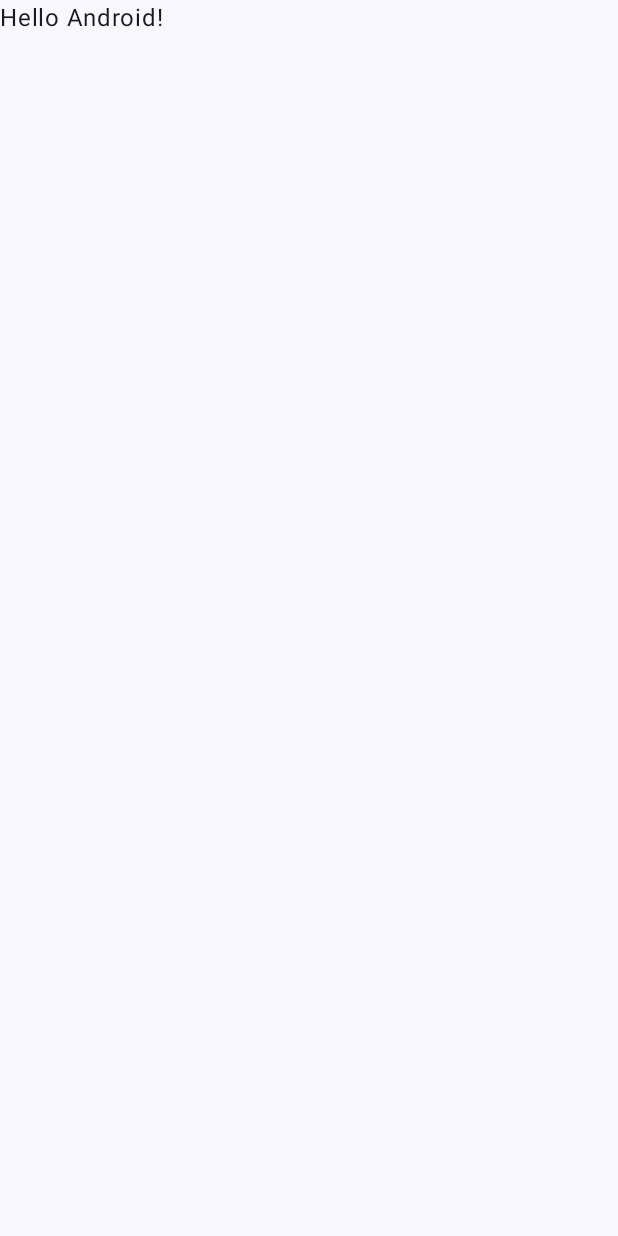
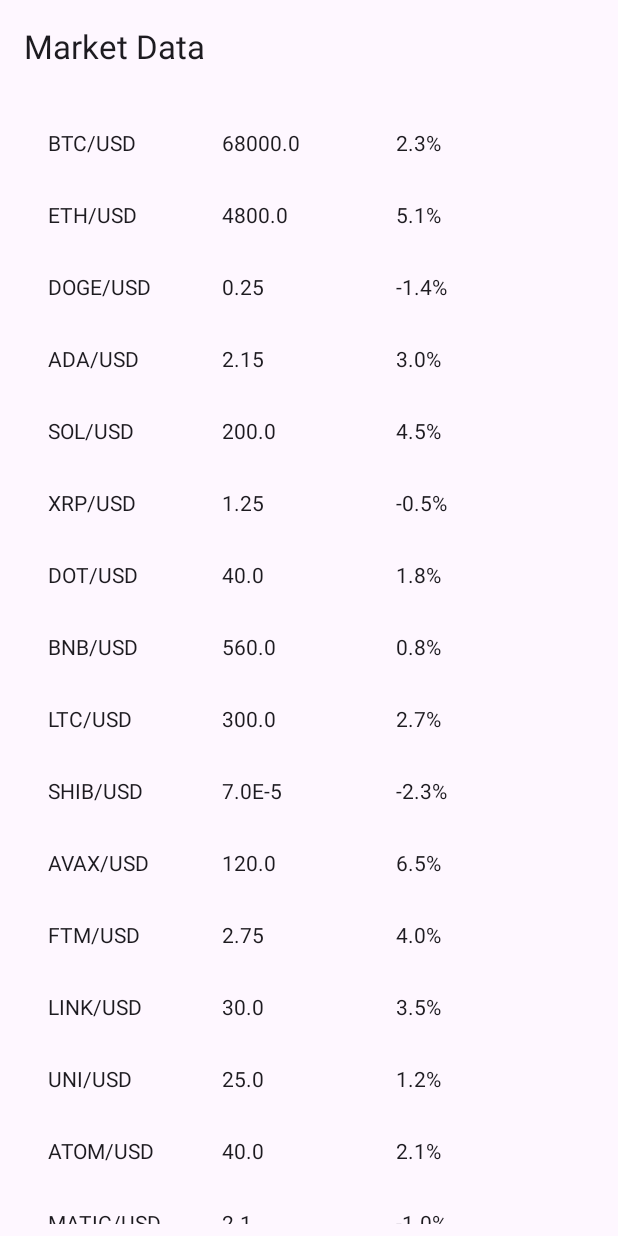
Before and after one commit to t3jason/market-data, an Android app built with Jetpack Compose: the screen it shows after launch (MainActivity), on a phone screen of 412 x 824 dp. Before the commit the screen is almost empty. Run offline under Robolectric (Android 15) with nearby library versions, the phone set to English and light mode, and no system bars; our stand-ins replace paging.

Commit message:
Market Data App - Added koin for DI - Added MockedData.kt - Added MarketApiService.kt to get initial data - Added MarketWebSocket.kt with a function to simulate market changes - Added MarketScreen.kt to display a list of market data - Added LazyColumn for efficient data rendering with paging - Added MarketPagingSource.kt to manage data pagination - Added MarketViewModel.kt to manage UI state -Added PagingData cache using viewModelScope for efficiency.

```diff
--- a/app/src/main/AndroidManifest.xml
+++ b/app/src/main/AndroidManifest.xml
@@ -3,6 +3,7 @@
     xmlns:tools="http://schemas.android.com/tools">
 
     <application
+        android:name=".MarketApp"
         android:allowBackup="true"
         android:dataExtractionRules="@xml/data_extraction_rules"
         android:fullBackupContent="@xml/backup_rules"
@@ -15,7 +16,6 @@
         <activity
             android:name=".MainActivity"
             android:exported="true"
-            android:label="@string/app_name"
             android:theme="@style/Theme.MarketData">
             <intent-filter>
                 <action android:name="android.intent.action.MAIN" />
--- a/app/src/main/java/com/doo/marketdata/MainActivity.kt
+++ b/app/src/main/java/com/doo/marketdata/MainActivity.kt
@@ -1,47 +1,16 @@
 package com.doo.marketdata
-
+import com.doo.marketdata.ui.screens.MarketScreen
 import android.os.Bundle
 import androidx.activity.ComponentActivity
 import androidx.activity.compose.setContent
 import androidx.activity.enableEdgeToEdge
-import androidx.compose.foundation.layout.fillMaxSize
-import androidx.compose.foundation.layout.padding
-import androidx.compose.material3.Scaffold
-import androidx.compose.material3.Text
-import androidx.compose.runtime.Composable
-import androidx.compose.ui.Modifier
-import androidx.compose.ui.tooling.preview.Preview
-import com.doo.marketdata.ui.theme.MarketDataTheme
 
 class MainActivity : ComponentActivity() {
     override fun onCreate(savedInstanceState: Bundle?) {
         super.onCreate(savedInstanceState)
         enableEdgeToEdge()
         setContent {
-            MarketDataTheme {
-                Scaffold(modifier = Modifier.fillMaxSize()) { innerPadding ->
-                    Greeting(
-                        name = "Android",
-                        modifier = Modifier.padding(innerPadding)
-                    )
-                }
-            }
+            MarketScreen()
         }
     }
 }
-
-@Composable
-fun Greeting(name: String, modifier: Modifier = Modifier) {
-    Text(
-        text = "Hello $name!",
-        modifier = modifier
-    )
-}
-
-@Preview(showBackground = true)
-@Composable
-fun GreetingPreview() {
-    MarketDataTheme {
-        Greeting("Android")
-    }
-}
--- /dev/null
+++ b/app/src/main/java/com/doo/marketdata/MarketApp.kt
@@ -0,0 +1,16 @@
+package com.doo.marketdata
+
+import android.app.Application
+import com.doo.marketdata.di.appModule
+import org.koin.android.ext.koin.androidContext
+import org.koin.core.context.startKoin
+
+class MarketApp : Application() {
+    override fun onCreate() {
+        super.onCreate()
+        startKoin {
+            androidContext(this@MarketApp)
+            modules(appModule)
+        }
+    }
+}
--- /dev/null
+++ b/app/src/main/java/com/doo/marketdata/data/MockedData.kt
@@ -0,0 +1,43 @@
+package com.doo.marketdata.data
+
+const val mockedMarketData = """[
+  { "symbol": "BTC/USD", "currentPrice": 68000.00, "priceChangePercent": 2.3 },
+  { "symbol": "ETH/USD", "currentPrice": 4800.00, "priceChangePercent": 5.1 },
+  { "symbol": "DOGE/USD", "currentPrice": 0.25, "priceChangePercent": -1.4 },
+  { "symbol": "ADA/USD", "currentPrice": 2.15, "priceChangePercent": 3.0 },
+  { "symbol": "SOL/USD", "currentPrice": 200.00, "priceChangePercent": 4.5 },
+  { "symbol": "XRP/USD", "currentPrice": 1.25, "priceChangePercent": -0.5 },
+  { "symbol": "DOT/USD", "currentPrice": 40.00, "priceChangePercent": 1.8 },
+  { "symbol": "BNB/USD", "currentPrice": 560.00, "priceChangePercent": 0.8 },
+  { "symbol": "LTC/USD", "currentPrice": 300.00, "priceChangePercent": 2.7 },
+  { "symbol": "SHIB/USD", "currentPrice": 0.00007, "priceChangePercent": -2.3 },
+  { "symbol": "AVAX/USD", "currentPrice": 120.00, "priceChangePercent": 6.5 },
+  { "symbol": "FTM/USD", "currentPrice": 2.75, "priceChangePercent": 4.0 },
+  { "symbol": "LINK/USD", "currentPrice": 30.00, "priceChangePercent": 3.5 },
+  { "symbol": "UNI/USD", "currentPrice": 25.00, "priceChangePercent": 1.2 },
+  { "symbol": "ATOM/USD", "currentPrice": 40.00, "priceChangePercent": 2.1 },
+  { "symbol": "MATIC/USD", "currentPrice": 2.10, "priceChangePercent": -1.0 },
+  { "symbol": "XTZ/USD", "currentPrice": 6.50, "priceChangePercent": 3.4 },
+  { "symbol": "AXS/USD", "currentPrice": 145.00, "priceChangePercent": -0.8 },
+  { "symbol": "SUSHI/USD", "currentPrice": 12.00, "priceChangePercent": 2.6 },
+  { "symbol": "AAVE/USD", "currentPrice": 320.00, "priceChangePercent": 1.5 },
+  { "symbol": "COMP/USD", "currentPrice": 400.00, "priceChangePercent": -2.4 },
+  { "symbol": "BCH/USD", "currentPrice": 550.00, "priceChangePercent": 1.0 },
+  { "symbol": "ZIL/USD", "currentPrice": 0.15, "priceChangePercent": 3.8 },
+  { "symbol": "ENJ/USD", "currentPrice": 3.00, "priceChangePercent": 2.3 },
+  { "symbol": "CRO/USD", "currentPrice": 0.80, "priceChangePercent": 1.7 },
+  { "symbol": "EOS/USD", "currentPrice": 4.50, "priceChangePercent": -0.3 },
+  { "symbol": "CHZ/USD", "currentPrice": 0.45, "priceChangePercent": 4.1 },
+  { "symbol": "GRT/USD", "currentPrice": 1.00, "priceChangePercent": 3.2 },
+  { "symbol": "AMP/USD", "currentPrice": 0.07, "priceChangePercent": -2.0 },
+  { "symbol": "ALGO/USD", "currentPrice": 2.00, "priceChangePercent": 1.8 },
+  { "symbol": "NEAR/USD", "currentPrice": 8.00, "priceChangePercent": 2.9 },
+  { "symbol": "CRV/USD", "currentPrice": 4.00, "priceChangePercent": 0.5 },
+  { "symbol": "SNX/USD", "currentPrice": 10.00, "priceChangePercent": -1.1 },
+  { "symbol": "REN/USD", "currentPrice": 1.20, "priceChangePercent": 2.4 },
+  { "symbol": "KSM/USD", "currentPrice": 420.00, "priceChangePercent": 1.2 },
+  { "symbol": "FIL/USD", "currentPrice": 60.00, "priceChangePercent": -0.8 },
+  { "symbol": "STMX/USD", "currentPrice": 0.02, "priceChangePercent": 3.3 },
+  { "symbol": "1INCH/USD", "currentPrice": 4.50, "priceChangePercent": 1.0 },
+  { "symbol": "YFI/USD", "currentPrice": 30000.00, "priceChangePercent": 2.7 }
+]"""
--- /dev/null
+++ b/app/src/main/java/com/doo/marketdata/data/api/MarketApiService.kt
@@ -0,0 +1,14 @@
+package com.doo.marketdata.data.api
+
+import com.doo.marketdata.data.mockedMarketData
+import com.doo.marketdata.model.MarketItem
+import com.google.gson.Gson
+import com.google.gson.reflect.TypeToken
+
+class MarketApiService() {
+
+    fun fetchMarketData(): List<MarketItem> {
+        val listType = object : TypeToken<List<MarketItem>>() {}.type
+        return Gson().fromJson(mockedMarketData, listType)
+    }
+}
--- /dev/null
+++ b/app/src/main/java/com/doo/marketdata/data/api/MarketWebSocket.kt
@@ -0,0 +1,24 @@
+package com.doo.marketdata.data.api
+
+import com.doo.marketdata.model.MarketItem
+import kotlinx.coroutines.delay
+import kotlinx.coroutines.flow.Flow
+import kotlinx.coroutines.flow.flow
+import kotlin.random.Random
+
+class MarketWebSocket {
+    fun listenToMarketUpdates(initialData: List<MarketItem>): Flow<List<MarketItem>> = flow {
+        var marketData = initialData
+        while (true) {
+            delay(10000)
+            marketData = marketData.map { item ->
+                item.copy(
+                    currentPrice = item.currentPrice * (1 + Random.nextDouble(-0.05, 0.05)),
+                    // TODO maybe add the calculations for percent change based on price change
+                    priceChangePercent = Random.nextDouble(-5.0, 5.0)
+                )
+            }
+            emit(marketData)
+        }
+    }
+}
--- /dev/null
+++ b/app/src/main/java/com/doo/marketdata/data/repository/MarketPagingSource.kt
@@ -0,0 +1,28 @@
+package com.doo.marketdata.data.repository
+
+import androidx.paging.PagingSource
+import androidx.paging.PagingState
+import com.doo.marketdata.model.MarketItem
+
+class MarketPagingSource(private val marketData: List<MarketItem>) : PagingSource<Int, MarketItem>() {
+    override fun getRefreshKey(state: PagingState<Int, MarketItem>): Int? {
+        return state.anchorPosition?.let { anchor ->
+            state.closestPageToPosition(anchor)?.prevKey?.plus(1)
+                ?: state.closestPageToPosition(anchor)?.nextKey?.minus(1)
+        }
+    }
+
+    override suspend fun load(params: LoadParams<Int>): LoadResult<Int, MarketItem> {
+        val page = params.key ?: 1
+        val pageSize = params.loadSize
+        val start = (page - 1) * pageSize
+        val end = kotlin.math.min(start + pageSize, marketData.size)
+
+        val items = if (start < marketData.size) marketData.subList(start, end) else emptyList()
+        return LoadResult.Page(
+            data = items,
+            prevKey = if (page == 1) null else page - 1,
+            nextKey = if (end == marketData.size) null else page + 1
+        )
+    }
+}
--- /dev/null
+++ b/app/src/main/java/com/doo/marketdata/data/repository/MarketRepository.kt
@@ -0,0 +1,26 @@
+package com.doo.marketdata.data.repository
+
+import androidx.paging.Pager
+import androidx.paging.PagingConfig
+import androidx.paging.PagingData
+import com.doo.marketdata.data.api.MarketApiService
+import com.doo.marketdata.data.api.MarketWebSocket
+import com.doo.marketdata.model.MarketItem
+import kotlinx.coroutines.flow.Flow
+
+class MarketRepository(
+    private val apiService: MarketApiService,
+    private val webSocket: MarketWebSocket
+) {
+    fun getPagedMarketData(): Flow<PagingData<MarketItem>> {
+        val initialData = apiService.fetchMarketData()
+        return Pager(
+            config = PagingConfig(pageSize = 10),
+            pagingSourceFactory = { MarketPagingSource(initialData) }
+        ).flow
+    }
+
+    fun getMarketUpdates(): Flow<List<MarketItem>> {
+        return webSocket.listenToMarketUpdates(apiService.fetchMarketData())
+    }
+}
--- /dev/null
+++ b/app/src/main/java/com/doo/marketdata/di/AppModule.kt
@@ -0,0 +1,15 @@
+package com.doo.marketdata.di
+import com.doo.marketdata.data.api.MarketApiService
+import com.doo.marketdata.data.api.MarketWebSocket
+import com.doo.marketdata.data.repository.MarketRepository
+import com.doo.marketdata.ui.viewmodel.MarketViewModel
+import org.koin.core.module.dsl.viewModel
+import org.koin.dsl.module
+
+val appModule = module {
+    single<MarketApiService> { MarketApiService() }
+    single<MarketWebSocket> { MarketWebSocket() }
+    single<MarketRepository> { MarketRepository(get(), get()) }
+
+    viewModel<MarketViewModel> { MarketViewModel(get()) }
+}
--- /dev/null
+++ b/app/src/main/java/com/doo/marketdata/model/MarketItem.kt
@@ -0,0 +1,7 @@
+package com.doo.marketdata.model
+
+data class MarketItem(
+    val symbol: String,
+    val currentPrice: Double,
+    val priceChangePercent: Double
+)
--- /dev/null
+++ b/app/src/main/java/com/doo/marketdata/ui/screens/MarketScreen.kt
@@ -0,0 +1,77 @@
+package com.doo.marketdata.ui.screens
+
+import androidx.compose.foundation.layout.Column
+import androidx.compose.foundation.layout.PaddingValues
+import androidx.compose.foundation.layout.Row
+import androidx.compose.foundation.layout.fillMaxSize
+import androidx.compose.foundation.layout.fillMaxWidth
+import androidx.compose.foundation.layout.padding
+import androidx.compose.foundation.lazy.LazyColumn
+import androidx.compose.foundation.lazy.rememberLazyListState
+import androidx.compose.material3.ExperimentalMaterial3Api
+import androidx.compose.material3.Scaffold
+import androidx.compose.material3.Text
+import androidx.compose.material3.TopAppBar
+import androidx.compose.runtime.Composable
+import androidx.compose.runtime.collectAsState
+import androidx.compose.runtime.getValue
+import androidx.compose.ui.Modifier
+import androidx.compose.ui.unit.dp
+import androidx.paging.compose.LazyPagingItems
+import androidx.paging.compose.collectAsLazyPagingItems
+import com.doo.marketdata.model.MarketItem
+import com.doo.marketdata.ui.viewmodel.MarketViewModel
+import org.koin.androidx.compose.koinViewModel
+
+@OptIn(ExperimentalMaterial3Api::class)
+@Composable
+fun MarketScreen(viewModel: MarketViewModel = koinViewModel()) {
+    val marketItems = viewModel.marketData.collectAsLazyPagingItems()
+    val updates by viewModel.marketUpdates.collectAsState()
+
+    Scaffold(
+        topBar = { TopAppBar(title = { Text("Market Data") }) },
+        content = { paddingValues ->
+            MarketList(paddingValues, marketItems, updates)
+        }
+    )
+}
+
+@Composable
+fun MarketList(paddingValues: PaddingValues, marketItems: LazyPagingItems<MarketItem>, updates: List<MarketItem>) {
+    val updatesMap = updates.associateBy { it.symbol }
+
+    Column(
+        modifier = Modifier
+            .fillMaxSize()
+            .padding(paddingValues)
+    ) {
+        LazyColumn(
+            state = rememberLazyListState(),
+            modifier = Modifier
+                .fillMaxSize()
+                .padding(vertical = 8.dp, horizontal = 16.dp)
+        ) {
+            items(marketItems.itemCount) { index ->
+                val marketItem = marketItems[index]
+                marketItem?.let {
+                    val updatedItem = updatesMap[it.symbol] ?: it
+                    MarketItemRow(updatedItem)
+                }
+            }
+        }
+    }
+}
+
+@Composable
+fun MarketItemRow(item: MarketItem) {
+    Row(
+        modifier = Modifier
+            .fillMaxWidth()
+            .padding(16.dp)
+    ) {
+        Text(item.symbol, modifier = Modifier.weight(1f))
+        Text("${item.currentPrice}", modifier = Modifier.weight(1f))
+        Text("${item.priceChangePercent}%", modifier = Modifier.weight(1f))
+    }
+}
--- a/app/src/main/java/com/doo/marketdata/ui/theme/Theme.kt
+++ b/app/src/main/java/com/doo/marketdata/ui/theme/Theme.kt
@@ -1,6 +1,5 @@
 package com.doo.marketdata.ui.theme
 
-import android.app.Activity
 import android.os.Build
 import androidx.compose.foundation.isSystemInDarkTheme
 import androidx.compose.material3.MaterialTheme
--- /dev/null
+++ b/app/src/main/java/com/doo/marketdata/ui/viewmodel/MarketViewModel.kt
@@ -0,0 +1,27 @@
+package com.doo.marketdata.ui.viewmodel
+
+import androidx.lifecycle.ViewModel
+import androidx.lifecycle.viewModelScope
+import androidx.paging.PagingData
+import androidx.paging.cachedIn
+import com.doo.marketdata.data.repository.MarketRepository
+import com.doo.marketdata.model.MarketItem
+import kotlinx.coroutines.flow.Flow
+import kotlinx.coroutines.flow.MutableStateFlow
+import kotlinx.coroutines.flow.StateFlow
+import kotlinx.coroutines.flow.launchIn
+import kotlinx.coroutines.flow.onEach
+
+class MarketViewModel(private val repository: MarketRepository) : ViewModel() {
+    val marketData: Flow<PagingData<MarketItem>> =
+        repository.getPagedMarketData().cachedIn(viewModelScope)
+
+    private val _marketUpdates = MutableStateFlow<List<MarketItem>>(emptyList())
+    val marketUpdates: StateFlow<List<MarketItem>> = _marketUpdates
+
+    init {
+        repository.getMarketUpdates()
+            .onEach { updates -> _marketUpdates.value = updates }
+            .launchIn(viewModelScope)
+    }
+}
```
Also changed, not shown: app/build.gradle.kts (+13 -2 lines), gradle/libs.versions.toml (+16 -1 lines), 2 other files.
